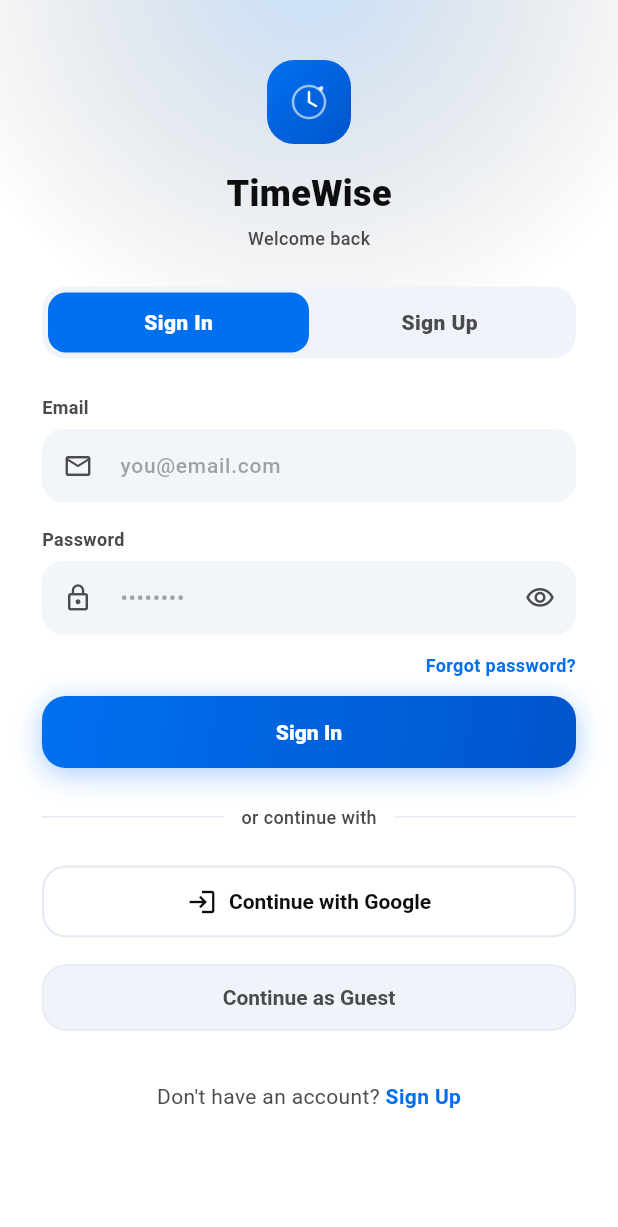
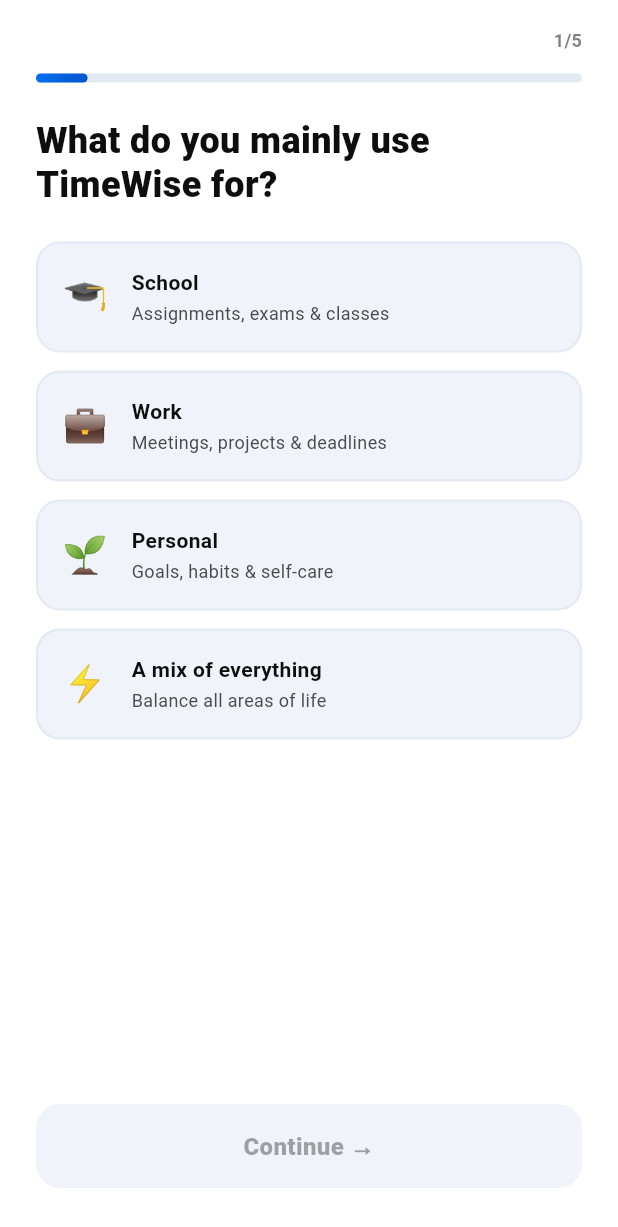
Before and after one commit to kriannepaullagleva-7/TimeWise-Smart-Time-Management-System, a Flutter app: the screen it shows after launch, after a tap on "Get Started", on a phone screen of 412 x 824 dp. Shown: the top 1227 px of the screen. Run offline on Flutter 3.47's test engine with Material 3 defaults, Android fonts, the phone set to English and light mode, and no system bars; our stand-ins replace cloud_firestore, firebase_auth, firebase_core, firebase_storage, flutter_local_notifications, google_sign_in and 3 more; accounts and stored records are empty.

Commit message:
Complete onboarding UI migration (Phase 2)

```diff
--- /dev/null
+++ b/lib/screens/onboarding/quiz_screen.dart
@@ -0,0 +1,413 @@
+import 'package:flutter/material.dart';
+import '../../theme/app_colors.dart';
+import '../auth/login_screen.dart';
+
+class QuizScreen extends StatefulWidget {
+  const QuizScreen({super.key});
+
+  @override
+  State<QuizScreen> createState() => _QuizScreenState();
+}
+
+class _QuizScreenState extends State<QuizScreen> {
+  int _step = 0;
+  final Map<int, String> _answers = {
+    3: '8',
+    4: '22',
+  };
+
+  final List<Map<String, dynamic>> _questions = [
+    {
+      'id': 1,
+      'question': 'What do you mainly use TimeWise for?',
+      'type': 'choice',
+      'options': [
+        {'label': 'School', 'emoji': '🎓', 'desc': 'Assignments, exams & classes'},
+        {'label': 'Work', 'emoji': '💼', 'desc': 'Meetings, projects & deadlines'},
+        {'label': 'Personal', 'emoji': '🌱', 'desc': 'Goals, habits & self-care'},
+        {'label': 'A mix of everything', 'emoji': '⚡', 'desc': 'Balance all areas of life'},
+      ],
+    },
+    {
+      'id': 2,
+      'question': 'What is your usual schedule?',
+      'type': 'choice',
+      'options': [
+        {'label': 'Mostly fixed', 'emoji': '🔒', 'desc': 'Regular times, consistent routine'},
+        {'label': 'Mostly flexible', 'emoji': '🔀', 'desc': 'Changes day to day'},
+        {'label': 'Combination of both', 'emoji': '⚖️', 'desc': 'Some fixed, some flexible'},
+      ],
+    },
+    {
+      'id': 3,
+      'question': 'What time do you usually start your day?',
+      'type': 'time',
+    },
+    {
+      'id': 4,
+      'question': 'What time do you usually finish your day?',
+      'type': 'time',
+    },
+    {
+      'id': 5,
+      'question': 'How much help do you want from AI?',
+      'type': 'choice',
+      'options': [
+        {'label': 'Minimal suggestions', 'emoji': '🎯', 'desc': 'I prefer to plan manually'},
+        {'label': 'Balanced', 'emoji': '🤝', 'desc': 'AI suggests, I decide'},
+        {'label': 'Let AI help me plan', 'emoji': '✨', 'desc': 'AI does the heavy lifting'},
+      ],
+    },
+  ];
+
+  String _fmtHour(int h) {
+    if (h == 12) return "12:00 PM";
+    return h < 12 ? "$h:00 AM" : "${h - 12}:00 PM";
+  }
+
+  void _handleNext() {
+    if (_step < _questions.length - 1) {
+      setState(() => _step++);
+    } else {
+      Navigator.pushReplacement(
+        context,
+        MaterialPageRoute(builder: (_) => const LoginScreen()),
+      );
+    }
+  }
+
+  void _handleBack() {
+    if (_step > 0) {
+      setState(() => _step--);
+    }
+  }
+
+  @override
+  Widget build(BuildContext context) {
+    final theme = Theme.of(context);
+    final q = _questions[_step];
+    final total = _questions.length;
+    final progress = (_step + 1) / total;
+    final answer = _answers[q['id']];
+    final canNext = q['type'] == 'time' ? true : answer != null;
+
+    return Scaffold(
+      backgroundColor: theme.colorScheme.surface,
+      body: SafeArea(
+        child: Column(
+          children: [
+            // Progress Header
+            Padding(
+              padding: const EdgeInsets.fromLTRB(24, 16, 24, 24),
+              child: Column(
+                children: [
+                  Row(
+                    mainAxisAlignment: MainAxisAlignment.spaceBetween,
+                    children: [
+                      GestureDetector(
+                        onTap: _step > 0 ? _handleBack : null,
+                        child: AnimatedOpacity(
+                          opacity: _step > 0 ? 1.0 : 0.0,
+                          duration: const Duration(milliseconds: 200),
+                          child: Text(
+                            '← Back',
+                            style: TextStyle(
+                              fontSize: 14,
+                              fontWeight: FontWeight.w600,
+                              color: theme.colorScheme.onSurfaceVariant,
+                            ),
+                          ),
+                        ),
+                      ),
+                      Text(
+                        '${_step + 1}/$total',
+                        style: TextStyle(
+                          fontSize: 12,
+                          fontWeight: FontWeight.bold,
+                          color: theme.colorScheme.onSurfaceVariant.withValues(alpha: 0.7),
+                        ),
+                      ),
+                    ],
+                  ),
+                  const SizedBox(height: 12),
+                  Container(
+                    height: 6,
+                    width: double.infinity,
+                    decoration: BoxDecoration(
+                      color: theme.colorScheme.outline,
+                      borderRadius: BorderRadius.circular(3),
+                    ),
+                    alignment: Alignment.centerLeft,
+                    child: AnimatedContainer(
+                      duration: const Duration(milliseconds: 300),
+                      height: 6,
+                      width: MediaQuery.of(context).size.width * progress - 48,
+                      decoration: BoxDecoration(
+                        gradient: AppColors.btnGradient,
+                        borderRadius: BorderRadius.circular(3),
+                      ),
+                    ),
+                  ),
+                ],
+              ),
+            ),
+
+            // Question content
+            Expanded(
+              child: SingleChildScrollView(
+                padding: const EdgeInsets.symmetric(horizontal: 24),
+                child: Column(
+                  crossAxisAlignment: CrossAxisAlignment.start,
+                  children: [
+                    Text(
+                      q['question'],
+                      style: TextStyle(
+                        fontSize: 24,
+                        fontWeight: FontWeight.w900,
+                        color: theme.colorScheme.onSurface,
+                        height: 1.2,
+                      ),
+                    ),
+                    const SizedBox(height: 24),
+
+                    if (q['type'] == 'choice')
+                      ...List.generate(
+                        (q['options'] as List).length,
+                        (index) {
+                          final opt = q['options'][index];
+                          final isSelected = answer == opt['label'];
+
+                          return Padding(
+                            padding: const EdgeInsets.only(bottom: 12),
+                            child: GestureDetector(
+                              onTap: () {
+                                setState(() {
+                                  _answers[q['id']] = opt['label'];
+                                });
+                              },
+                              child: AnimatedContainer(
+                                duration: const Duration(milliseconds: 200),
+                                padding: const EdgeInsets.all(16),
+                                decoration: BoxDecoration(
+                                  color: isSelected ? AppColors.primary.withValues(alpha: 0.12) : theme.colorScheme.surfaceContainer,
+                                  borderRadius: BorderRadius.circular(16),
+                                  border: Border.all(
+                                    color: isSelected ? AppColors.primary : theme.colorScheme.outline,
+                                    width: 1.5,
+                                  ),
+                                ),
+                                child: Row(
+                                  children: [
+                                    Text(
+                                      opt['emoji'],
+                                      style: const TextStyle(fontSize: 24),
+                                    ),
+                                    const SizedBox(width: 16),
+                                    Expanded(
+                                      child: Column(
+                                        crossAxisAlignment: CrossAxisAlignment.start,
+                                        children: [
+                                          Text(
+                                            opt['label'],
+                                            style: TextStyle(
+                                              fontSize: 14,
+                                              fontWeight: FontWeight.bold,
+                                              color: theme.colorScheme.onSurface,
+                                            ),
+                                          ),
+                                          const SizedBox(height: 2),
+                                          Text(
+                                            opt['desc'],
+                                            style: TextStyle(
+                                              fontSize: 12,
+                                              color: theme.colorScheme.onSurfaceVariant,
+                                            ),
+                                          ),
+                                        ],
+                                      ),
+                                    ),
+                                    if (isSelected)
+                                      Container(
+                                        width: 20,
+                                        height: 20,
+                                        decoration: const BoxDecoration(
+                                          color: AppColors.primary,
+                                          shape: BoxShape.circle,
+                                        ),
+                                        child: const Icon(Icons.check, size: 12, color: Colors.white),
+                                      ),
+                                  ],
+                                ),
+                              ),
+                            ),
+                          );
+                        },
+                      ),
+
+                    if (q['type'] == 'time') ...[
+                      Container(
+                        padding: const EdgeInsets.all(20),
+                        decoration: BoxDecoration(
+                          color: theme.colorScheme.surface,
+                          borderRadius: BorderRadius.circular(24),
+                          border: Border.all(color: theme.colorScheme.outline),
+                        ),
+                        child: Column(
+                          children: [
+                            Row(
+                              mainAxisAlignment: MainAxisAlignment.center,
+                              children: [
+                                Container(
+                                  width: 56,
+                                  height: 56,
+                                  decoration: BoxDecoration(
+                                    color: AppColors.primary.withValues(alpha: 0.12),
+                                    shape: BoxShape.circle,
+                                  ),
+                                  alignment: Alignment.center,
+                                  child: Text(
+                                    q['id'] == 3 ? '🌅' : '🌙',
+                                    style: const TextStyle(fontSize: 24),
+                                  ),
+                                ),
+                                const SizedBox(width: 12),
+                                Column(
+                                  crossAxisAlignment: CrossAxisAlignment.start,
+                                  children: [
+                                    Text(
+                                      _fmtHour(int.parse(_answers[q['id']] ?? (q['id'] == 3 ? '8' : '22'))),
+                                      style: const TextStyle(
+                                        fontSize: 24,
+                                        fontWeight: FontWeight.w900,
+                                        color: AppColors.primary,
+                                      ),
+                                    ),
+                                    Text(
+                                      'Selected time',
+                                      style: TextStyle(
+                                        fontSize: 12,
+                                        fontWeight: FontWeight.w500,
+                                        color: theme.colorScheme.onSurfaceVariant,
+                                      ),
+                                    ),
+                                  ],
+                                ),
+                              ],
+                            ),
+                            const SizedBox(height: 16),
+                            SliderTheme(
+                              data: SliderThemeData(
+                                activeTrackColor: AppColors.primary,
+                                inactiveTrackColor: theme.colorScheme.outline,
+                                thumbColor: AppColors.primary,
+                                trackHeight: 4,
+                              ),
+                              child: Slider(
+                                value: double.parse(_answers[q['id']] ?? (q['id'] == 3 ? '8' : '22')),
+                                min: 5,
+                                max: 23,
+                                divisions: 18,
+                                onChanged: (val) {
+                                  setState(() {
+                                    _answers[q['id']] = val.round().toString();
+                                  });
+                                },
+                              ),
+                            ),
+                            Row(
+                              mainAxisAlignment: MainAxisAlignment.spaceBetween,
+                              children: [
+                                Text('5:00 AM', style: TextStyle(fontSize: 10, color: theme.colorScheme.onSurfaceVariant)),
+                                Text('11:00 PM', style: TextStyle(fontSize: 10, color: theme.colorScheme.onSurfaceVariant)),
+                              ],
+                            ),
+                          ],
+                        ),
+                      ),
+                      const SizedBox(height: 24),
+                      Wrap(
+                        spacing: 8,
+                        runSpacing: 8,
+                        children: [6, 7, 8, 9, 17, 18, 22, 23].map((h) {
+                          final isSelected = int.parse(_answers[q['id']] ?? '') == h;
+                          return GestureDetector(
+                            onTap: () {
+                              setState(() {
+                                _answers[q['id']] = h.toString();
+                              });
+                            },
+                            child: AnimatedContainer(
+                              duration: const Duration(milliseconds: 200),
+                              padding: const EdgeInsets.symmetric(horizontal: 12, vertical: 6),
+                              decoration: BoxDecoration(
+                                color: isSelected ? AppColors.primary : theme.colorScheme.surfaceContainer,
+                                borderRadius: BorderRadius.circular(12),
+                                border: Border.all(
+                                  color: isSelected ? AppColors.primary : theme.colorScheme.outline,
+                                ),
+                              ),
+                              child: Text(
+                                _fmtHour(h),
+                                style: TextStyle(
+                                  fontSize: 12,
+                                  fontWeight: FontWeight.bold,
+                                  color: isSelected ? Colors.white : theme.colorScheme.onSurfaceVariant,
+                                ),
+                              ),
+                            ),
+                          );
+                        }).toList(),
+                      ),
+                    ],
+                  ],
+                ),
+              ),
+            ),
+
+            // Continue Button
+            Padding(
+              padding: const EdgeInsets.fromLTRB(24, 16, 24, 32),
+              child: AnimatedContainer(
+                duration: const Duration(milliseconds: 200),
+                width: double.infinity,
+                decoration: BoxDecoration(
+                  gradient: canNext ? AppColors.btnGradient : null,
+                  color: canNext ? null : theme.colorScheme.surfaceContainer,
+                  borderRadius: BorderRadius.circular(16),
+                  boxShadow: canNext
+                      ? [
+                          BoxShadow(
+                            color: AppColors.primary.withValues(alpha: 0.35),
+                            blurRadius: 16,
+                            offset: const Offset(0, 4),
+                          )
+                        ]
+                      : null,
+                ),
+                child: Material(
+                  color: Colors.transparent,
+                  child: InkWell(
+                    borderRadius: BorderRadius.circular(16),
+                    onTap: canNext ? _handleNext : null,
+                    child: Container(
+                      padding: const EdgeInsets.symmetric(vertical: 16),
+                      alignment: Alignment.center,
+                      child: Text(
+                        _step == total - 1 ? 'All done →' : 'Continue →',
+                        style: TextStyle(
+                          color: canNext ? Colors.white : theme.colorScheme.onSurfaceVariant.withValues(alpha: 0.5),
+                          fontSize: 16,
+                          fontWeight: FontWeight.w900,
+                        ),
+                      ),
+                    ),
+                  ),
+                ),
+              ),
+            ),
+          ],
+        ),
+      ),
+    );
+  }
+}
--- a/lib/screens/onboarding/welcome_screen.dart
+++ b/lib/screens/onboarding/welcome_screen.dart
@@ -1,7 +1,7 @@
 import 'package:flutter/material.dart';
 import '../../theme/app_colors.dart';
 import '../../widgets/mascot_logo.dart';
-import '../auth/login_screen.dart';
+import 'quiz_screen.dart';
 
 class WelcomeScreen extends StatelessWidget {
   const WelcomeScreen({super.key});
@@ -117,7 +117,7 @@
                       Navigator.push(
                         context,
                         MaterialPageRoute(
-                          builder: (_) => const LoginScreen(),
+                          builder: (_) => const QuizScreen(),
                         ),
                       );
                     },
```
